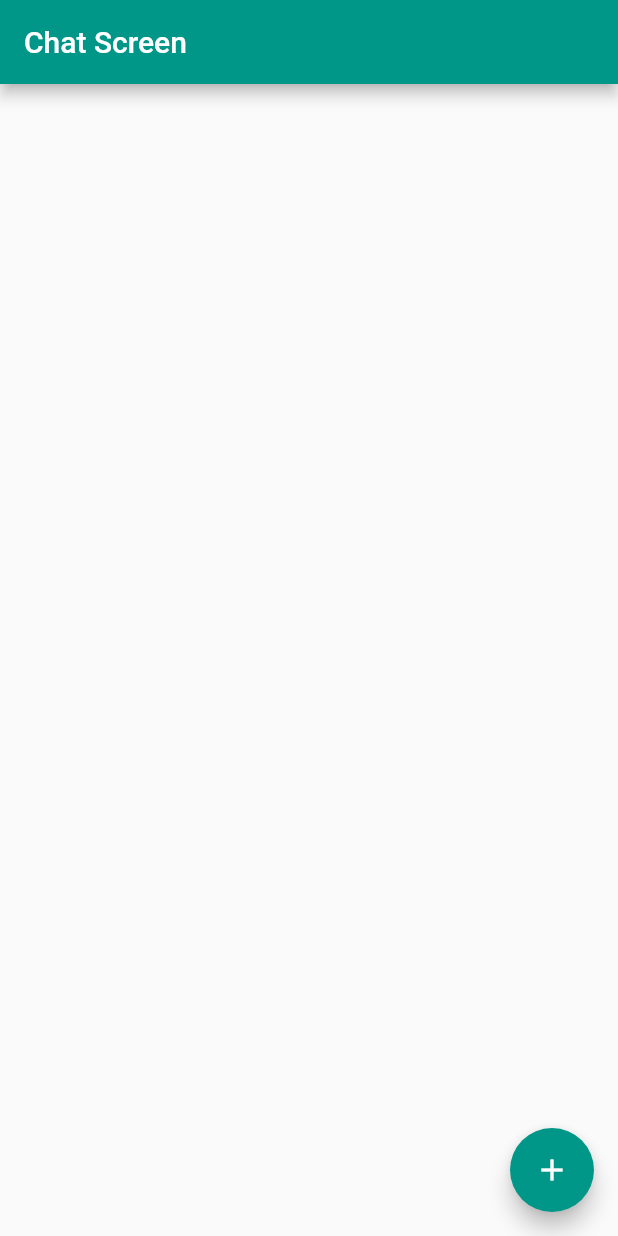
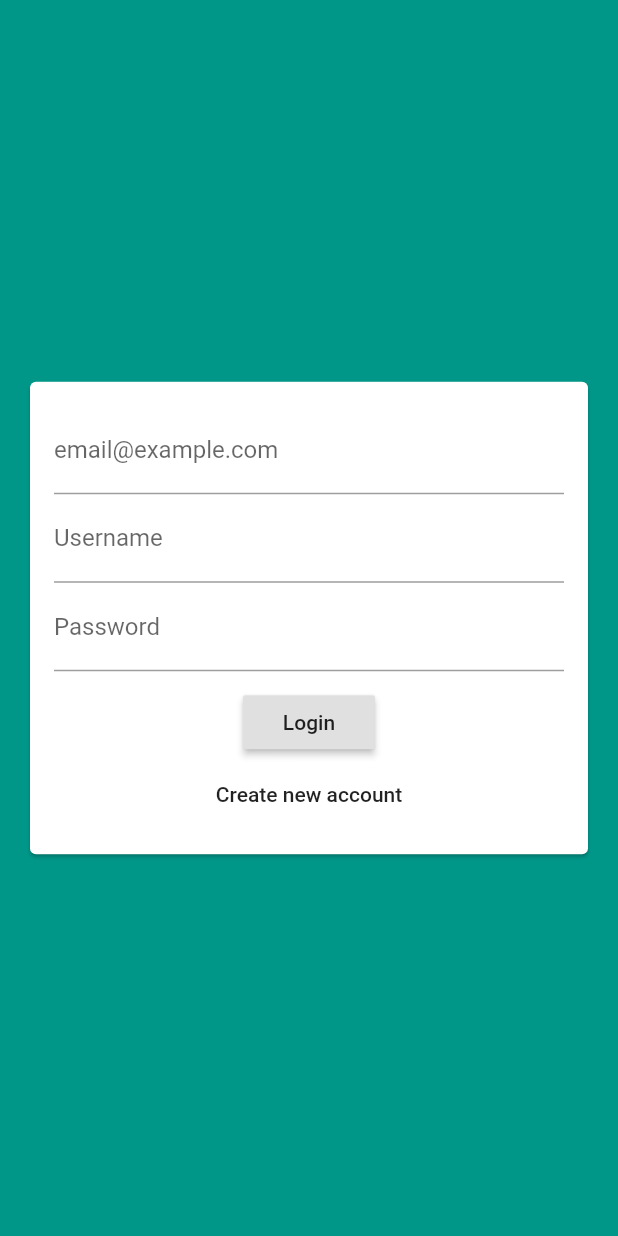
Before and after one commit to cojarepublic/trill, a Flutter app: the screen it shows after launch, on a phone screen of 412 x 824 dp. Run offline on Flutter 3.47's test engine with Material 2 defaults, Android fonts, the phone set to English and light mode, and no system bars; our stand-ins replace cloud_firestore; accounts and stored records are empty.

Commit message:
added a basic auth screen

```diff
--- a/lib/main.dart
+++ b/lib/main.dart
@@ -1,5 +1,7 @@
 import 'package:flutter/material.dart';
 import 'package:trill/screens/chat_screen.dart';
+
+import 'screens/auth_screen.dart';
 
 void main() {
   runApp(MyApp());
@@ -13,7 +15,7 @@ class MyApp extends StatelessWidget {
       theme: ThemeData(
         primarySwatch: Colors.teal,
       ),
-      home: ChatScreen(),
+      home: AuthScreen(),
     );
   }
 }
--- a/lib/screens/auth_screen.dart
+++ b/lib/screens/auth_screen.dart
@@ -0,0 +1,17 @@
+import 'package:flutter/material.dart';
+import 'package:trill/widgets/auth/auth_form.dart';
+
+class AuthScreen extends StatefulWidget {
+  @override
+  _AuthScreenState createState() => _AuthScreenState();
+}
+
+class _AuthScreenState extends State<AuthScreen> {
+  @override
+  Widget build(BuildContext context) {
+    return Scaffold(
+      backgroundColor: Theme.of(context).primaryColor,
+      body: AuthForm()
+    );
+  }
+}
--- /dev/null
+++ b/lib/widgets/auth/auth_form.dart
@@ -0,0 +1,55 @@
+import 'package:flutter/material.dart';
+
+class AuthForm extends StatefulWidget {
+  @override
+  _AuthFormState createState() => _AuthFormState();
+}
+
+class _AuthFormState extends State<AuthForm> {
+  @override
+  Widget build(BuildContext context) {
+    return Center(
+      child: Card(
+        margin: EdgeInsets.all(20),
+        child: SingleChildScrollView(
+          child: Padding(
+            padding: EdgeInsets.all(16),
+            child: Form(
+              child: Column(
+                mainAxisSize: MainAxisSize.min,
+                children: [
+                  TextFormField(
+                    keyboardType: TextInputType.emailAddress,
+                    decoration: InputDecoration(
+                      labelText: 'email@example.com',
+                    ),
+                  ),
+                  TextFormField(
+                    decoration: InputDecoration(labelText: 'Username'),
+                  ),
+                  TextFormField(
+                    decoration: InputDecoration(
+                      labelText: 'Password',
+                    ),
+                    obscureText: true,
+                  ),
+                  SizedBox(
+                    height: 10,
+                  ),
+                  RaisedButton(
+                    child: Text('Login'),
+                    onPressed: () {},
+                  ),
+                  FlatButton(
+                    child: Text('Create new account'),
+                    onPressed: () {},
+                  )
+                ],
+              ),
+            ),
+          ),
+        ),
+      ),
+    );
+  }
+}
```
